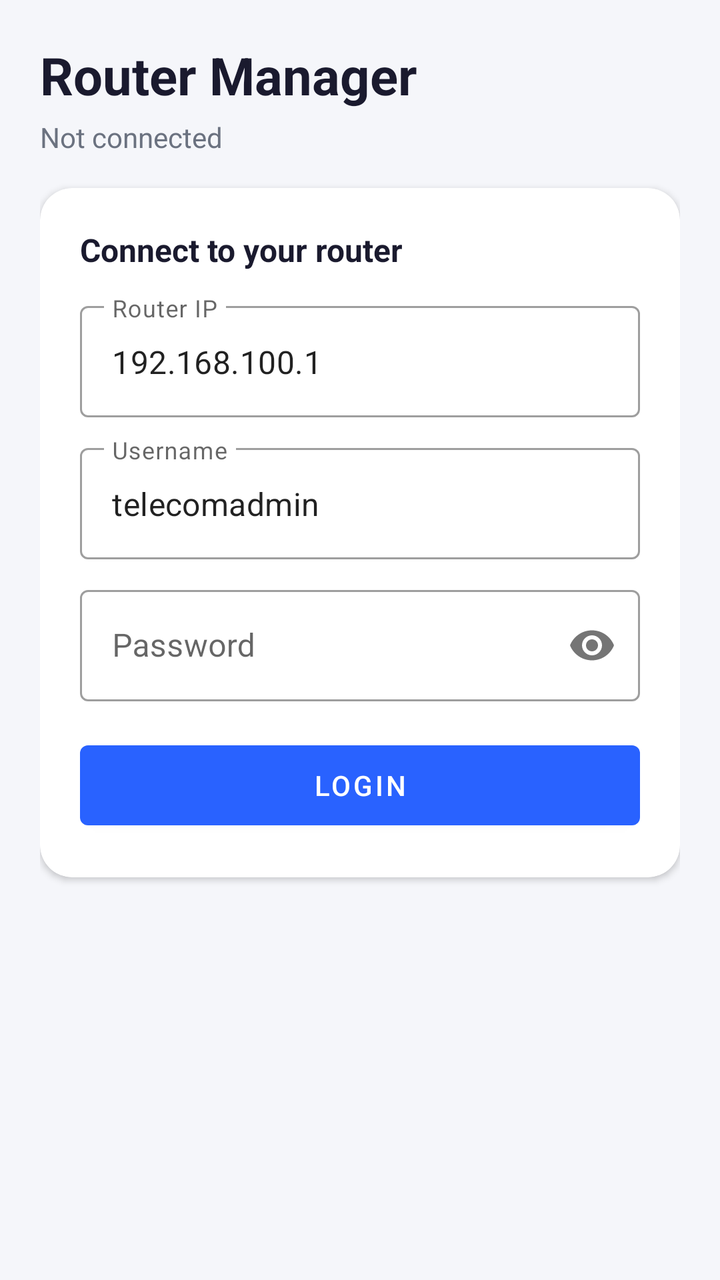
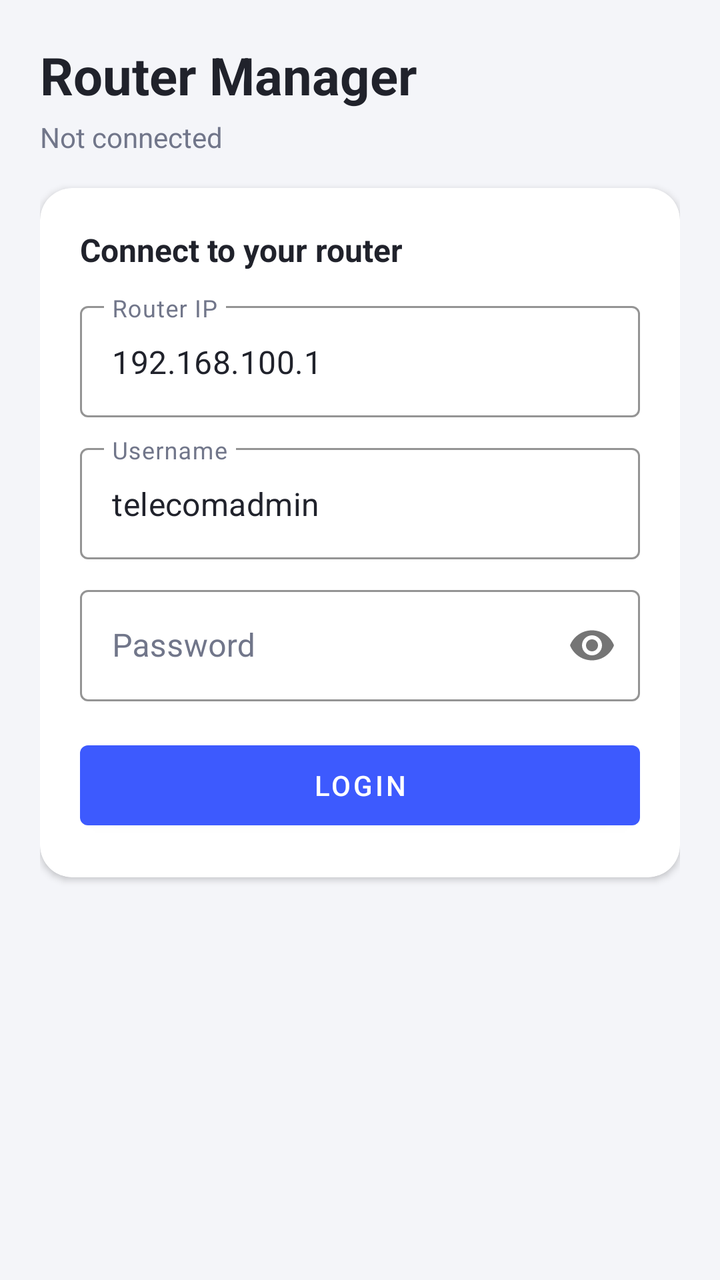

The first picture is an Android layout as it rendered before a commit; the second is the same layout after the commit. The layout source and the unified diff follow.
<!-- AndroidManifest.xml: application theme Theme.RouterManager -->
<!-- res/layout/activity_main.xml -->
<?xml version="1.0" encoding="utf-8"?>
<androidx.core.widget.NestedScrollView xmlns:android="http://schemas.android.com/apk/res/android"
    xmlns:app="http://schemas.android.com/apk/res-auto"
    android:layout_width="match_parent"
    android:layout_height="match_parent"
    android:background="@color/background"
    android:fillViewport="true">

    <LinearLayout
        android:layout_width="match_parent"
        android:layout_height="wrap_content"
        android:orientation="vertical"
        android:padding="20dp">

        <TextView
            android:layout_width="wrap_content"
            android:layout_height="wrap_content"
            android:text="Router Manager"
            android:textColor="@color/textPrimary"
            android:textSize="26sp"
            android:textStyle="bold" />

        <TextView
            android:id="@+id/statusText"
            android:layout_width="match_parent"
            android:layout_height="wrap_content"
            android:layout_marginTop="4dp"
            android:layout_marginBottom="16dp"
            android:text="Not connected"
            android:textColor="@color/textSecondary"
            android:textSize="14sp" />

        <com.google.android.material.card.MaterialCardView
            android:id="@+id/updateCard"
            android:layout_width="match_parent"
            android:layout_height="wrap_content"
            android:layout_marginBottom="16dp"
            android:visibility="gone"
            app:cardBackgroundColor="@color/warning"
            app:cardCornerRadius="14dp"
            app:cardElevation="0dp">

            <LinearLayout
                android:layout_width="match_parent"
                android:layout_height="wrap_content"
                android:orientation="horizontal"
                android:gravity="center_vertical"
                android:padding="16dp">

                <TextView
                    android:id="@+id/updateText"
                    android:layout_width="0dp"
                    android:layout_height="wrap_content"
                    android:layout_weight="1"
                    android:text="A new version is available"
                    android:textColor="#FFFFFF"
                    android:textStyle="bold" />

                <Button
                    android:id="@+id/updateButton"
                    style="@style/Widget.MaterialComponents.Button.TextButton"
                    android:layout_width="wrap_content"
                    android:layout_height="wrap_content"
                    android:text="Download"
                    android:textColor="#FFFFFF" />
            </LinearLayout>
        </com.google.android.material.card.MaterialCardView>

        
        <com.google.android.material.card.MaterialCardView
            android:id="@+id/loginSection"
            android:layout_width="match_parent"
            android:layout_height="wrap_content"
            app:cardBackgroundColor="@color/cardBackground"
            app:cardCornerRadius="16dp"
            app:cardElevation="2dp">

            <LinearLayout
                android:layout_width="match_parent"
                android:layout_height="wrap_content"
                android:orientation="vertical"
                android:padding="20dp">

                <TextView
                    android:layout_width="wrap_content"
                    android:layout_height="wrap_content"
                    android:layout_marginBottom="12dp"
                    android:text="Connect to your router"
                    android:textColor="@color/textPrimary"
                    android:textSize="16sp"
                    android:textStyle="bold" />

                <com.google.android.material.textfield.TextInputLayout
                    style="@style/Widget.MaterialComponents.TextInputLayout.OutlinedBox"
                    android:layout_width="match_parent"
                    android:layout_height="wrap_content"
                    android:layout_marginBottom="10dp"
                    android:hint="Router IP">
                    <com.google.android.material.textfield.TextInputEditText
                        android:id="@+id/routerIpInput"
                        android:layout_width="match_parent"
                        android:layout_height="wrap_content"
                        android:text="192.168.100.1" />
                </com.google.android.material.textfield.TextInputLayout>

                <com.google.android.material.textfield.TextInputLayout
                    style="@style/Widget.MaterialComponents.TextInputLayout.OutlinedBox"
                    android:layout_width="match_parent"
                    android:layout_height="wrap_content"
                    android:layout_marginBottom="10dp"
                    android:hint="Username">
                    <com.google.android.material.textfield.TextInputEditText
                        android:id="@+id/usernameInput"
                        android:layout_width="match_parent"
                        android:layout_height="wrap_content"
                        android:text="telecomadmin" />
                </com.google.android.material.textfield.TextInputLayout>

                <com.google.android.material.textfield.TextInputLayout
                    style="@style/Widget.MaterialComponents.TextInputLayout.OutlinedBox"
                    android:layout_width="match_parent"
                    android:layout_height="wrap_content"
                    android:layout_marginBottom="16dp"
                    app:passwordToggleEnabled="true"
                    android:hint="Password">
                    <com.google.android.material.textfield.TextInputEditText
                        android:id="@+id/passwordInput"
                        android:layout_width="match_parent"
                        android:layout_height="wrap_content"
                        android:inputType="textPassword" />
                </com.google.android.material.textfield.TextInputLayout>

                <Button
                    android:id="@+id/loginButton"
                    style="@style/Widget.MaterialComponents.Button"
                    android:layout_width="match_parent"
                    android:layout_height="52dp"
                    android:text="Login" />
            </LinearLayout>
        </com.google.android.material.card.MaterialCardView>

        
        <LinearLayout
            android:id="@+id/wifiSection"
            android:layout_width="match_parent"
            android:layout_height="wrap_content"
            android:orientation="vertical"
            android:visibility="gone">

            
            <com.google.android.material.card.MaterialCardView
                android:layout_width="match_parent"
                android:layout_height="wrap_content"
                android:layout_marginTop="16dp"
                app:cardBackgroundColor="@color/cardBackground"
                app:cardCornerRadius="16dp"
                app:cardElevation="2dp">

                <LinearLayout
                    android:layout_width="match_parent"
                    android:layout_height="wrap_content"
                    android:orientation="vertical"
                    android:padding="20dp">

                    <TextView
                        android:layout_width="wrap_content"
                        android:layout_height="wrap_content"
                        android:layout_marginBottom="12dp"
                        android:text="Network"
                        android:textColor="@color/textPrimary"
                        android:textSize="16sp"
                        android:textStyle="bold" />

                    <com.google.android.material.textfield.TextInputLayout
                        style="@style/Widget.MaterialComponents.TextInputLayout.OutlinedBox"
                        android:layout_width="match_parent"
                        android:layout_height="wrap_content"
                        android:layout_marginBottom="10dp"
                        android:hint="WiFi Name (SSID)">
                        <com.google.android.material.textfield.TextInputEditText
                            android:id="@+id/ssidInput"
                            android:layout_width="match_parent"
                            android:layout_height="wrap_content" />
                    </com.google.android.material.textfield.TextInputLayout>

                    <com.google.android.material.textfield.TextInputLayout
                        style="@style/Widget.MaterialComponents.TextInputLayout.OutlinedBox"
                        android:layout_width="match_parent"
                        android:layout_height="wrap_content"
                        app:passwordToggleEnabled="true"
                        android:hint="New Password (leave blank to keep unchanged)">
                        <com.google.android.material.textfield.TextInputEditText
                            android:id="@+id/newPasswordInput"
                            android:layout_width="match_parent"
                            android:layout_height="wrap_content"
                            android:inputType="textPassword" />
                    </com.google.android.material.textfield.TextInputLayout>
                </LinearLayout>
            </com.google.android.material.card.MaterialCardView>

            
            <com.google.android.material.card.MaterialCardView
                android:layout_width="match_parent"
                android:layout_height="wrap_content"
                android:layout_marginTop="16dp"
                app:cardBackgroundColor="@color/cardBackground"
                app:cardCornerRadius="16dp"
                app:cardElevation="2dp">

                <LinearLayout
                    android:layout_width="match_parent"
                    android:layout_height="wrap_content"
                    android:orientation="vertical"
                    android:padding="20dp">

                    <TextView
                        android:layout_width="wrap_content"
                        android:layout_height="wrap_content"
                        android:layout_marginBottom="8dp"
                        android:text="Options"
                        android:textColor="@color/textPrimary"
                        android:textSize="16sp"
                        android:textStyle="bold" />

                    <LinearLayout
                        android:layout_width="match_parent"
                        android:layout_height="wrap_content"
                        android:gravity="center_vertical"
                        android:orientation="horizontal">
                        <TextView
                            android:layout_width="0dp"
                            android:layout_height="wrap_content"
                            android:layout_weight="1"
                            android:text="WiFi Enabled"
                            android:textColor="@color/textPrimary" />
                        <com.google.android.material.switchmaterial.SwitchMaterial
                            android:id="@+id/wifiEnabledSwitch"
                            android:layout_width="wrap_content"
                            android:layout_height="wrap_content" />
                    </LinearLayout>

                    <LinearLayout
                        android:layout_width="match_parent"
                        android:layout_height="wrap_content"
                        android:gravity="center_vertical"
                        android:orientation="horizontal">
                        <TextView
                            android:layout_width="0dp"
                            android:layout_height="wrap_content"
                            android:layout_weight="1"
                            android:text="Broadcast SSID"
                            android:textColor="@color/textPrimary" />
                        <com.google.android.material.switchmaterial.SwitchMaterial
                            android:id="@+id/broadcastSwitch"
                            android:layout_width="wrap_content"
                            android:layout_height="wrap_content" />
                    </LinearLayout>

                    <LinearLayout
                        android:layout_width="match_parent"
                        android:layout_height="wrap_content"
                        android:gravity="center_vertical"
                        android:orientation="horizontal">
                        <TextView
                            android:layout_width="0dp"
                            android:layout_height="wrap_content"
                            android:layout_weight="1"
                            android:text="WMM (QoS)"
                            android:textColor="@color/textPrimary" />
                        <com.google.android.material.switchmaterial.SwitchMaterial
                            android:id="@+id/wmmSwitch"
                            android:layout_width="wrap_content"
                            android:layout_height="wrap_content" />
                    </LinearLayout>

                    <LinearLayout
                        android:layout_width="match_parent"
                        android:layout_height="wrap_content"
                        android:gravity="center_vertical"
                        android:orientation="horizontal">
                        <TextView
                            android:layout_width="0dp"
                            android:layout_height="wrap_content"
                            android:layout_weight="1"
                            android:text="WPS Enabled"
                            android:textColor="@color/textPrimary" />
                        <com.google.android.material.switchmaterial.SwitchMaterial
                            android:id="@+id/wpsSwitch"
                            android:layout_width="wrap_content"
                            android:layout_height="wrap_content" />
                    </LinearLayout>
                </LinearLayout>
            </com.google.android.material.card.MaterialCardView>

            
            <com.google.android.material.card.MaterialCardView
                android:layout_width="match_parent"
                android:layout_height="wrap_content"
                android:layout_marginTop="16dp"
                app:cardBackgroundColor="@color/cardBackground"
                app:cardCornerRadius="16dp"
                app:cardElevation="2dp">

                <LinearLayout
                    android:layout_width="match_parent"
                    android:layout_height="wrap_content"
                    android:orientation="vertical"
                    android:padding="20dp">

                    <TextView
                        android:layout_width="wrap_content"
                        android:layout_height="wrap_content"
                        android:layout_marginBottom="12dp"
                        android:text="Advanced"
                        android:textColor="@color/textPrimary"
                        android:textSize="16sp"
                        android:textStyle="bold" />

                    <com.google.android.material.textfield.TextInputLayout
                        style="@style/Widget.MaterialComponents.TextInputLayout.OutlinedBox.ExposedDropdownMenu"
                        android:layout_width="match_parent"
                        android:layout_height="wrap_content"
                        android:layout_marginBottom="10dp"
                        android:hint="Security Mode">
                        <AutoCompleteTextView
                            android:id="@+id/securityModeDropdown"
                            android:layout_width="match_parent"
                            android:layout_height="wrap_content"
                            android:inputType="none" />
                    </com.google.android.material.textfield.TextInputLayout>

                    <com.google.android.material.textfield.TextInputLayout
                        style="@style/Widget.MaterialComponents.TextInputLayout.OutlinedBox"
                        android:layout_width="match_parent"
                        android:layout_height="wrap_content"
                        android:hint="Max Connected Devices">
                        <com.google.android.material.textfield.TextInputEditText
                            android:id="@+id/maxDevicesInput"
                            android:layout_width="match_parent"
                            android:layout_height="wrap_content"
                            android:inputType="number" />
                    </com.google.android.material.textfield.TextInputLayout>
                </LinearLayout>
            </com.google.android.material.card.MaterialCardView>

            <Button
                android:id="@+id/saveButton"
                style="@style/Widget.MaterialComponents.Button"
                android:layout_width="match_parent"
                android:layout_height="54dp"
                android:layout_marginTop="20dp"
                android:layout_marginBottom="20dp"
                android:text="Save Settings" />
        </LinearLayout>
    </LinearLayout>
</androidx.core.widget.NestedScrollView>
<!-- resources referenced by this layout -->
<resources>
  <color name="background">#F5F6FA</color>
  <color name="cardBackground">#FFFFFF</color>
  <color name="textPrimary">#1A1A2E</color>
  <color name="textSecondary">#6B7280</color>
  <color name="warning">#FF6D00</color>
  <style name="Theme.RouterManager" parent="Theme.MaterialComponents.DayNight.NoActionBar">
          <item name="colorPrimary">@color/primary</item>
          <item name="colorPrimaryDark">@color/primaryDark</item>
          <item name="colorAccent">@color/accent</item>
          <item name="android:windowBackground">@color/background</item>
      </style>
  <color name="primary">#2962FF</color>
  <color name="primaryDark">#1E4BD8</color>
  <color name="accent">#00C853</color>
</resources>

<!-- the commit's change to res/layout/activity_main.xml (unified diff, before → after) -->
@@ -30,41 +30,7 @@
             android:textColor="@color/textSecondary"
             android:textSize="14sp" />
 
-        <com.google.android.material.card.MaterialCardView
-            android:id="@+id/updateCard"
-            android:layout_width="match_parent"
-            android:layout_height="wrap_content"
-            android:layout_marginBottom="16dp"
-            android:visibility="gone"
-            app:cardBackgroundColor="@color/warning"
-            app:cardCornerRadius="14dp"
-            app:cardElevation="0dp">
-
-            <LinearLayout
-                android:layout_width="match_parent"
-                android:layout_height="wrap_content"
-                android:orientation="horizontal"
-                android:gravity="center_vertical"
-                android:padding="16dp">
-
-                <TextView
-                    android:id="@+id/updateText"
-                    android:layout_width="0dp"
-                    android:layout_height="wrap_content"
-                    android:layout_weight="1"
-                    android:text="A new version is available"
-                    android:textColor="#FFFFFF"
-                    android:textStyle="bold" />
-
-                <Button
-                    android:id="@+id/updateButton"
-                    style="@style/Widget.MaterialComponents.Button.TextButton"
-                    android:layout_width="wrap_content"
-                    android:layout_height="wrap_content"
-                    android:text="Download"
-                    android:textColor="#FFFFFF" />
-            </LinearLayout>
-        </com.google.android.material.card.MaterialCardView>
+        
 
         
         <com.google.android.material.card.MaterialCardView
@@ -92,6 +58,9 @@
 
                 <com.google.android.material.textfield.TextInputLayout
                     style="@style/Widget.MaterialComponents.TextInputLayout.OutlinedBox"
+                    app:boxStrokeColor="@color/primary"
+                    app:hintTextColor="@color/primary"
+                    android:textColorHint="@color/textSecondary"
                     android:layout_width="match_parent"
                     android:layout_height="wrap_content"
                     android:layout_marginBottom="10dp"
@@ -100,11 +69,16 @@
                         android:id="@+id/routerIpInput"
                         android:layout_width="match_parent"
                         android:layout_height="wrap_content"
+                            android:textColor="@color/textPrimary"
+                            android:textColorHint="@color/textSecondary"
                         android:text="192.168.100.1" />
                 </com.google.android.material.textfield.TextInputLayout>
 
                 <com.google.android.material.textfield.TextInputLayout
                     style="@style/Widget.MaterialComponents.TextInputLayout.OutlinedBox"
+                    app:boxStrokeColor="@color/primary"
+                    app:hintTextColor="@color/primary"
+                    android:textColorHint="@color/textSecondary"
                     android:layout_width="match_parent"
                     android:layout_height="wrap_content"
                     android:layout_marginBottom="10dp"
@@ -113,11 +87,16 @@
                         android:id="@+id/usernameInput"
                         android:layout_width="match_parent"
                         android:layout_height="wrap_content"
+                            android:textColor="@color/textPrimary"
+                            android:textColorHint="@color/textSecondary"
                         android:text="telecomadmin" />
                 </com.google.android.material.textfield.TextInputLayout>
 
                 <com.google.android.material.textfield.TextInputLayout
                     style="@style/Widget.MaterialComponents.TextInputLayout.OutlinedBox"
+                    app:boxStrokeColor="@color/primary"
+                    app:hintTextColor="@color/primary"
+                    android:textColorHint="@color/textSecondary"
                     android:layout_width="match_parent"
                     android:layout_height="wrap_content"
                     android:layout_marginBottom="16dp"
@@ -127,6 +106,8 @@
                         android:id="@+id/passwordInput"
                         android:layout_width="match_parent"
                         android:layout_height="wrap_content"
+                            android:textColor="@color/textPrimary"
+                            android:textColorHint="@color/textSecondary"
                         android:inputType="textPassword" />
                 </com.google.android.material.textfield.TextInputLayout>
 
@@ -173,6 +154,9 @@
 
                     <com.google.android.material.textfield.TextInputLayout
                         style="@style/Widget.MaterialComponents.TextInputLayout.OutlinedBox"
+                    app:boxStrokeColor="@color/primary"
+                    app:hintTextColor="@color/primary"
+                    android:textColorHint="@color/textSecondary"
                         android:layout_width="match_parent"
                         android:layout_height="wrap_content"
                         android:layout_marginBottom="10dp"
@@ -180,11 +164,16 @@
                         <com.google.android.material.textfield.TextInputEditText
                             android:id="@+id/ssidInput"
                             android:layout_width="match_parent"
-                            android:layout_height="wrap_content" />
+                            android:layout_height="wrap_content"
+                            android:textColor="@color/textPrimary"
+                            android:textColorHint="@color/textSecondary" />
                     </com.google.android.material.textfield.TextInputLayout>
 
                     <com.google.android.material.textfield.TextInputLayout
                         style="@style/Widget.MaterialComponents.TextInputLayout.OutlinedBox"
+                    app:boxStrokeColor="@color/primary"
+                    app:hintTextColor="@color/primary"
+                    android:textColorHint="@color/textSecondary"
                         android:layout_width="match_parent"
                         android:layout_height="wrap_content"
                         app:passwordToggleEnabled="true"
@@ -193,6 +182,8 @@
                             android:id="@+id/newPasswordInput"
                             android:layout_width="match_parent"
                             android:layout_height="wrap_content"
+                            android:textColor="@color/textPrimary"
+                            android:textColorHint="@color/textSecondary"
                             android:inputType="textPassword" />
                     </com.google.android.material.textfield.TextInputLayout>
                 </LinearLayout>
@@ -331,6 +322,9 @@
 
                     <com.google.android.material.textfield.TextInputLayout
                         style="@style/Widget.MaterialComponents.TextInputLayout.OutlinedBox"
+                    app:boxStrokeColor="@color/primary"
+                    app:hintTextColor="@color/primary"
+                    android:textColorHint="@color/textSecondary"
                         android:layout_width="match_parent"
                         android:layout_height="wrap_content"
                         android:hint="Max Connected Devices">
@@ -338,6 +332,8 @@
                             android:id="@+id/maxDevicesInput"
                             android:layout_width="match_parent"
                             android:layout_height="wrap_content"
+                            android:textColor="@color/textPrimary"
+                            android:textColorHint="@color/textSecondary"
                             android:inputType="number" />
                     </com.google.android.material.textfield.TextInputLayout>
                 </LinearLayout>
<!-- resource entries referenced after the edit -->
@@ -1,18 +1,18 @@
 <!-- resources referenced by this layout -->
 <resources>
-  <color name="background">#F5F6FA</color>
+  <color name="background">#F4F5F9</color>
   <color name="cardBackground">#FFFFFF</color>
-  <color name="textPrimary">#1A1A2E</color>
-  <color name="textSecondary">#6B7280</color>
-  <color name="warning">#FF6D00</color>
-  <style name="Theme.RouterManager" parent="Theme.MaterialComponents.DayNight.NoActionBar">
+  <color name="textPrimary">#20222B</color>
+  <color name="textSecondary">#71768A</color>
+  <style name="Theme.RouterManager" parent="Theme.MaterialComponents.Light.NoActionBar">
           <item name="colorPrimary">@color/primary</item>
           <item name="colorPrimaryDark">@color/primaryDark</item>
           <item name="colorAccent">@color/accent</item>
           <item name="android:windowBackground">@color/background</item>
+          <item name="android:textColorPrimary">@color/textPrimary</item>
       </style>
-  <color name="primary">#2962FF</color>
-  <color name="primaryDark">#1E4BD8</color>
-  <color name="accent">#00C853</color>
+  <color name="primary">#3D5AFE</color>
+  <color name="primaryDark">#2A3EB1</color>
+  <color name="accent">#00BFA5</color>
 </resources>
 
